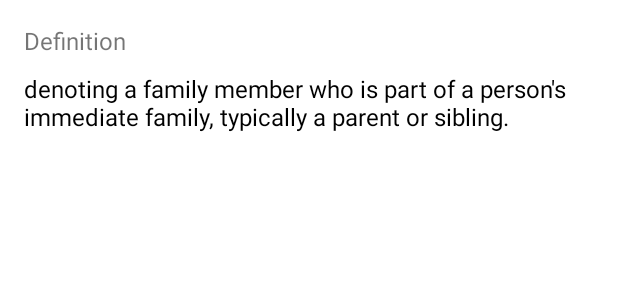
After one commit to zechen-zhou/DictionaryApp, an Android app: the layout detail_definition_row.xml on its own in the app's theme, with its tools: preview values and no code run, on a phone screen of 412 x 824 dp. The commit adds this screen. Shown: the top 300 px of the screen. Run offline under Robolectric (Android 15) with nearby library versions, the phone set to English and light mode, and no system bars.

Commit message:
Adds DetailDefinitionFragment

```diff
--- a/app/build.gradle
+++ b/app/build.gradle
@@ -1,6 +1,7 @@
 plugins {
     id 'com.android.application'
     id 'org.jetbrains.kotlin.android'
+    id 'kotlin-parcelize'
 }
 
 android {
--- /dev/null
+++ b/app/src/main/res/layout/detail_definition_row.xml
@@ -0,0 +1,34 @@
+<?xml version="1.0" encoding="utf-8"?>
+<androidx.constraintlayout.widget.ConstraintLayout xmlns:android="http://schemas.android.com/apk/res/android"
+    xmlns:app="http://schemas.android.com/apk/res-auto"
+    xmlns:tools="http://schemas.android.com/tools"
+    android:layout_width="match_parent"
+    android:layout_height="wrap_content">
+
+    <TextView
+        android:id="@+id/title"
+        android:layout_width="wrap_content"
+        android:layout_height="wrap_content"
+        android:layout_marginStart="16dp"
+        android:layout_marginTop="16dp"
+        android:textSize="16sp"
+        app:layout_constraintStart_toStartOf="parent"
+        app:layout_constraintTop_toTopOf="parent"
+        tools:text="Definition" />
+
+    <TextView
+        android:id="@+id/content"
+        android:layout_width="0dp"
+        android:layout_height="match_parent"
+        android:layout_marginTop="10dp"
+        android:layout_marginEnd="16dp"
+        android:layout_marginBottom="16dp"
+        android:textColor="@color/black"
+        android:textSize="16sp"
+        app:layout_constraintBottom_toBottomOf="parent"
+        app:layout_constraintEnd_toEndOf="parent"
+        app:layout_constraintStart_toStartOf="@+id/title"
+        app:layout_constraintTop_toBottomOf="@+id/title"
+        tools:text="denoting a family member who is part of a person's immediate family, typically a parent or sibling." />
+
+</androidx.constraintlayout.widget.ConstraintLayout>
```
Also changed, not shown: app/src/main/java/com/example/dictionaryapp/ui/detailDefinition/DetailDefinitionFragment.kt (added, +133 -0 lines), app/src/main/java/com/example/dictionaryapp/ui/detailDefinition/DetailDefinitionViewModel.kt (added, +7 -0 lines), app/src/main/java/com/example/dictionaryapp/ui/home/HomeFragment.kt (+39 -2 lines), app/src/main/res/layout/fragment_detail_definition.xml (added, +40 -0 lines), app/src/main/res/navigation/mobile_navigation.xml (+11 -1 lines).
